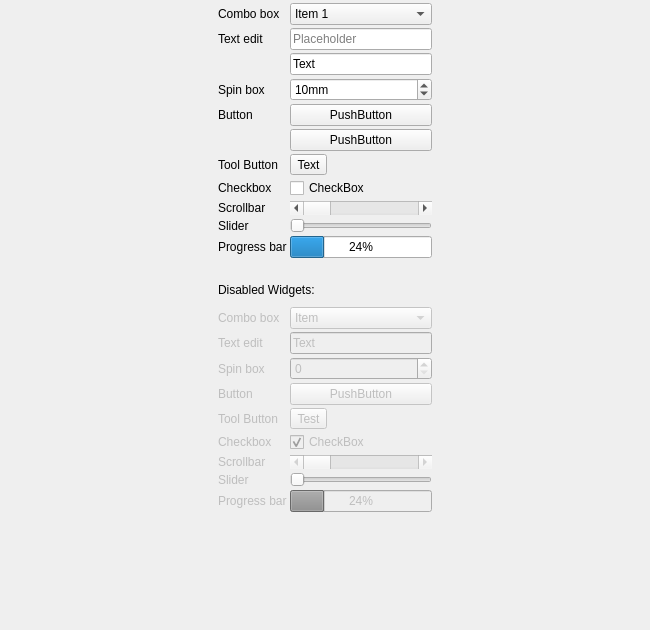
RxLaboratory/DuQF, file Application-Template/RxOT-App-Template/testwidgets.ui: the form before one commit.
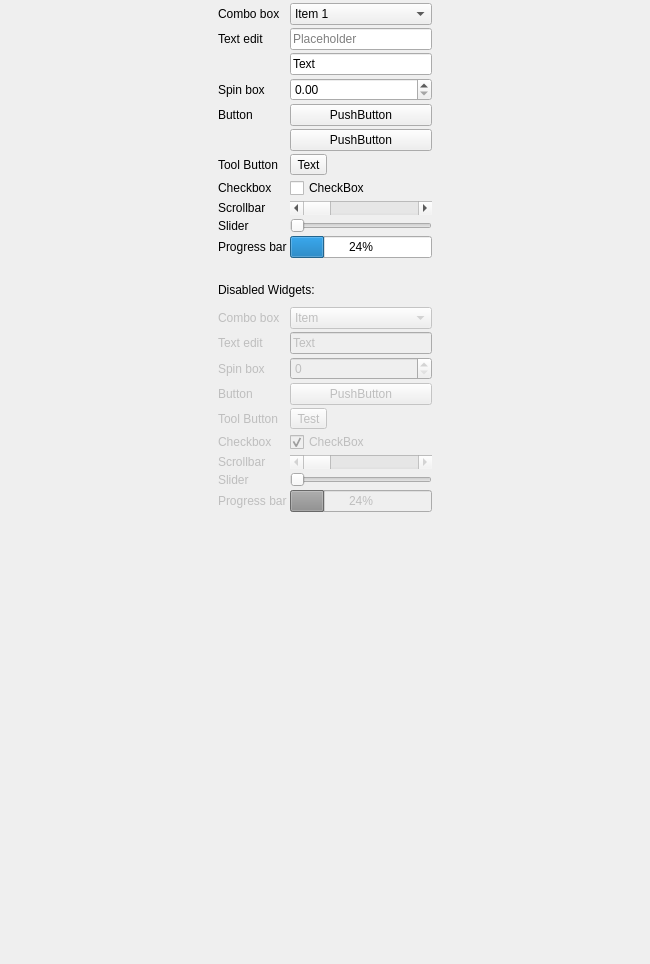
The form after the commit. Icons and pictures are not drawn.

Patch:
```diff
--- a/Application-Template/RxOT-App-Template/testwidgets.ui
+++ b/Application-Template/RxOT-App-Template/testwidgets.ui
@@ -7,7 +7,7 @@
     <x>0</x>
     <y>0</y>
     <width>650</width>
-    <height>630</height>
+    <height>964</height>
    </rect>
   </property>
   <property name="windowTitle">
@@ -119,16 +119,6 @@
           </property>
          </widget>
         </item>
-        <item row="3" column="1">
-         <widget class="QSpinBox" name="spinBox">
-          <property name="suffix">
-           <string>mm</string>
-          </property>
-          <property name="value">
-           <number>10</number>
-          </property>
-         </widget>
-        </item>
         <item row="4" column="0">
          <widget class="QLabel" name="label_7">
           <property name="text">
@@ -242,6 +232,9 @@
           </property>
          </widget>
         </item>
+        <item row="3" column="1">
+         <widget class="QDoubleSpinBox" name="doubleSpinBox"/>
+        </item>
        </layout>
       </widget>
      </item>
```
